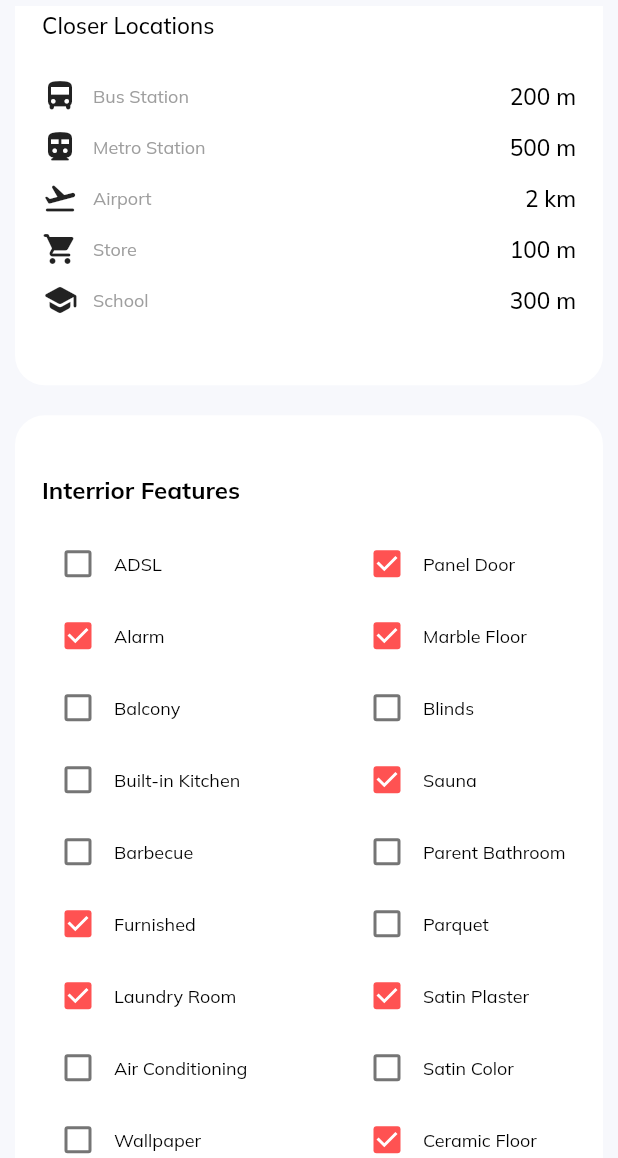
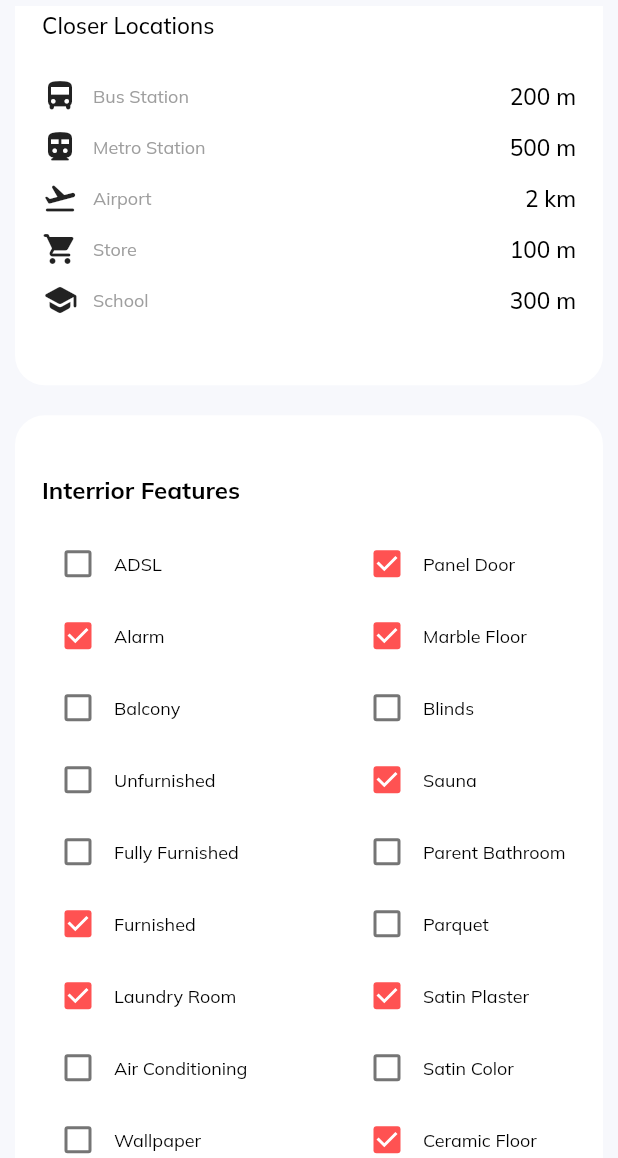
Before and after one commit to utkudenis/Exchangers-prototype-FlutterResponsiveWeb-, a Flutter app: the AdDetailPage screen opened by its route, scrolled down 576 dp, on a phone screen of 412 x 824 dp, the part 78-1236 px from its top. Run offline on Flutter 3.47's test engine with Material 2 defaults, Android fonts, the phone set to English and light mode, and no system bars; our stand-ins replace dotted_border, get, google_fonts; missing offline and left inert: assorted_layout_widgets.

Commit message:
furnished status added

```diff
--- a/lib/pages/ads/main_widgets/contact_info.dart
+++ b/lib/pages/ads/main_widgets/contact_info.dart
@@ -31,10 +31,10 @@ class ContactInfo extends StatelessWidget {
             children: [
               Row(
                 children: [
-                  Image.asset(
-                    'assets/images/personPhoto.png',
-                    width: 250,
-                  ),
+                  // Image.asset(
+                  //   'assets/images/personPhoto.png',
+                  //   width: 250,
+                  // ),
                   Container(
                     padding: EdgeInsets.only(left: 20),
                     height: 250,
--- a/lib/pages/ads/main_widgets/interior_features.dart
+++ b/lib/pages/ads/main_widgets/interior_features.dart
@@ -34,8 +34,8 @@ class InteriorFeatures extends StatelessWidget {
                   FeatureItem(isChecked: false, text: "ADSL"),
                   FeatureItem(isChecked: true, text: "Alarm"),
                   FeatureItem(isChecked: false, text: "Balcony"),
-                  FeatureItem(isChecked: false, text: "Built-in Kitchen"),
-                  FeatureItem(isChecked: false, text: "Barbecue"),
+                  FeatureItem(isChecked: false, text: "Unfurnished"),
+                  FeatureItem(isChecked: false, text: "Fully Furnished"),
                   FeatureItem(isChecked: true, text: "Furnished"),
                   FeatureItem(isChecked: true, text: "Laundry Room"),
                   FeatureItem(isChecked: false, text: "Air Conditioning"),
--- a/lib/pages/ads/main_widgets/interior_features_mobile.dart
+++ b/lib/pages/ads/main_widgets/interior_features_mobile.dart
@@ -34,8 +34,8 @@ class InteriorFeaturesMobile extends StatelessWidget {
                   FeatureItem(isChecked: false, text: "ADSL"),
                   FeatureItem(isChecked: true, text: "Alarm"),
                   FeatureItem(isChecked: false, text: "Balcony"),
-                  FeatureItem(isChecked: false, text: "Built-in Kitchen"),
-                  FeatureItem(isChecked: false, text: "Barbecue"),
+                  FeatureItem(isChecked: false, text: "Unfurnished"),
+                  FeatureItem(isChecked: false, text: "Fully Furnished"),
                   FeatureItem(isChecked: true, text: "Furnished"),
                   FeatureItem(isChecked: true, text: "Laundry Room"),
                   FeatureItem(isChecked: false, text: "Air Conditioning"),
```
